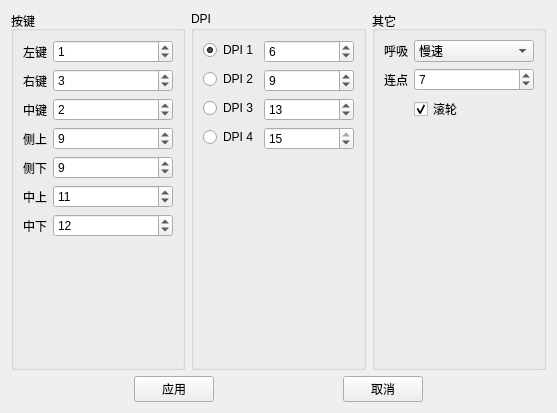
The window that window.ui (QiE2035/hp-g160-driver) describes before a commit, drawn with Qt 5.
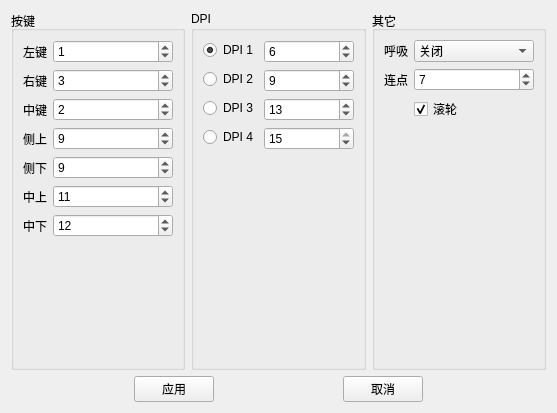
The same window after the commit.

Commit message: fix(window, driver): default breath, debug

Patch:
```diff
--- a/window.ui
+++ b/window.ui
@@ -240,7 +240,7 @@
         <item row="0" column="1">
          <widget class="QComboBox" name="breath_combo">
           <property name="currentIndex">
-           <number>0</number>
+           <number>3</number>
           </property>
           <item>
            <property name="text">
```
The commit also changes 2 other files.
